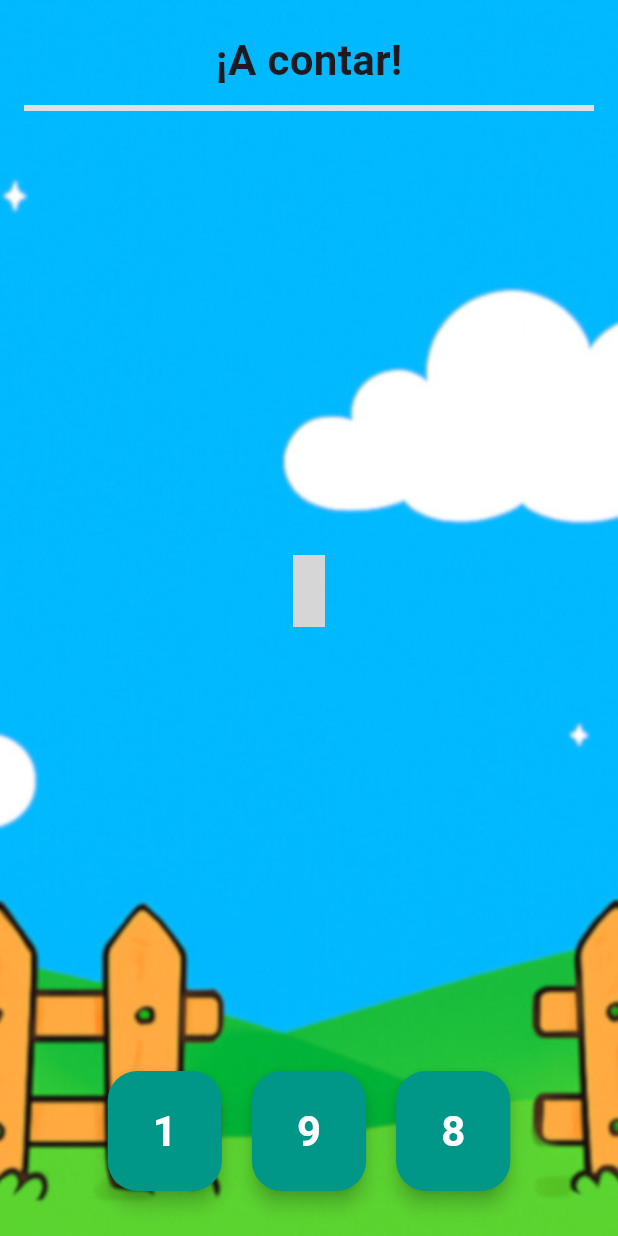
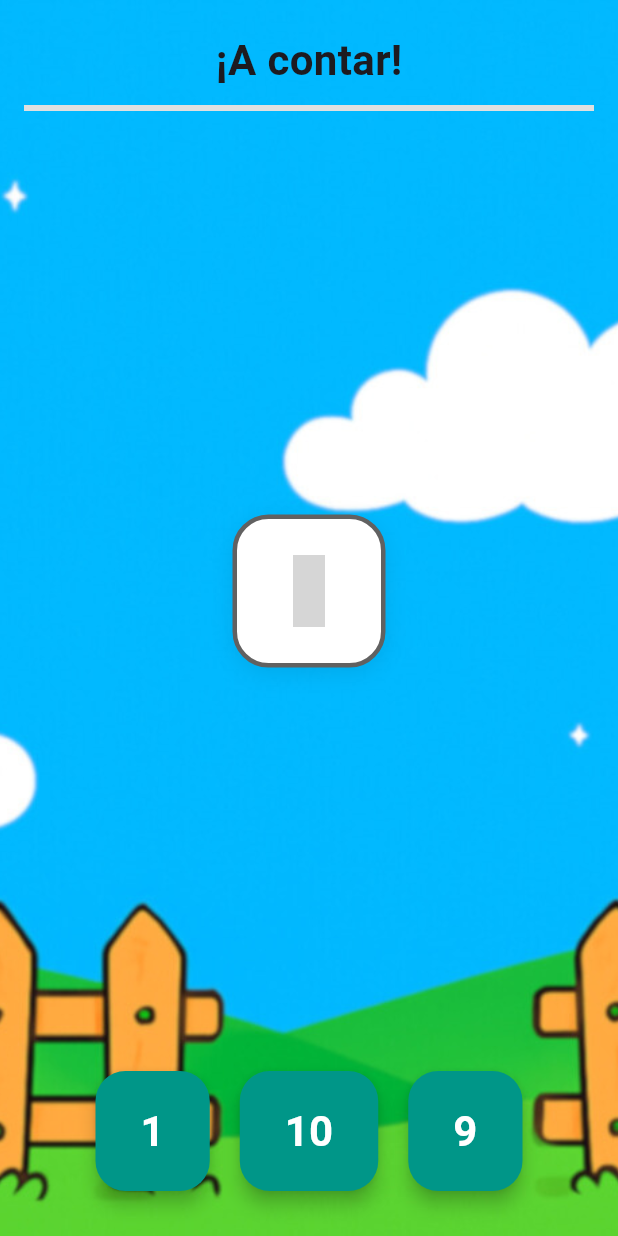
Before and after one commit to srYisu/rena_zelda_bocchi, a Flutter app: the screen it shows once a user with an empty profile is signed in, after a tap on "Contar", on a phone screen of 412 x 824 dp. Run offline on Flutter 3.47's test engine with Material 3 defaults, Android fonts, the phone set to English and light mode, and no system bars; our stand-ins replace audioplayers, google_sign_in, material_design_icons_flutter, rive, supabase_flutter; accounts and stored records are empty; grey boxes are pictures that could not be loaded.

Commit message:
juego contar, animales de granja only

```diff
--- a/lib/src/Juegocontar/juego_contar.dart
+++ b/lib/src/Juegocontar/juego_contar.dart
@@ -2,6 +2,7 @@ import 'dart:math';
 import 'package:flutter/material.dart';
 import 'package:material_design_icons_flutter/material_design_icons_flutter.dart';
 import 'package:rena_zelda_bocchi/src/memorama/juegoTerminado.dart';
+import 'package:material_design_icons_flutter/material_design_icons_flutter.dart';
 
 void main() {
   runApp(MaterialApp(home: ContarJuego(), debugShowCheckedModeBanner: false));
@@ -11,8 +12,17 @@ class ContarJuego extends StatefulWidget {
   @override
   State<ContarJuego> createState() => _ContarJuegoState();
 }
+final List<Icon> iconosDisponibles = [
+  Icon(MdiIcons.sheep, color: Colors.blueGrey),
+  Icon(MdiIcons.cow, color: Colors.brown),
+  Icon(MdiIcons.horse, color: Colors.blue),
+  Icon(MdiIcons.duck, color: Colors.yellow),
+  Icon(MdiIcons.pig, color: Colors.pinkAccent),
+  Icon(MdiIcons.rabbitVariant, color: Colors.deepOrange),
+];
 
 class _ContarJuegoState extends State<ContarJuego> {
+  late Icon iconoActual;
   int cantidad = 0;
   late List<int> opciones;
   int rondaActual = 0;
@@ -32,6 +42,8 @@ class _ContarJuegoState extends State<ContarJuego> {
   void generarNuevaRonda() {
     final random = Random();
     cantidad = random.nextInt(maxCantidad) + 1;
+
+    iconoActual = iconosDisponibles[random.nextInt(iconosDisponibles.length)];
 
     opciones = [cantidad];
     while (opciones.length < 3) {
@@ -130,7 +142,28 @@ class _ContarJuegoState extends State<ContarJuego> {
                   ),
                   const SizedBox(height: 20),
 Expanded(
+  child: Center(
+    child: AnimatedContainer(
+      duration: const Duration(milliseconds: 400),
+      curve: Curves.easeInOut,
+      decoration: BoxDecoration(
+        color: Colors.white.withOpacity(1),
+        borderRadius: BorderRadius.circular(24),
+        border: Border.all(
+          color: Colors.grey[700]!,
+          width: 3,
+        ),
+        boxShadow: [
+          BoxShadow(
+            color: Colors.black.withOpacity(0.08),
+            blurRadius: 12,
+            offset: const Offset(0, 4),
+          ),
+        ],
+      ),
+      padding: const EdgeInsets.symmetric(horizontal: 24, vertical: 24),
       child: Column(
+        mainAxisSize: MainAxisSize.min,
         mainAxisAlignment: MainAxisAlignment.center,
         children: [
           Wrap(
@@ -140,9 +173,9 @@ class _ContarJuegoState extends State<ContarJuego> {
             children: List.generate(
               primeraFila,
               (index) => Icon(
-                              MdiIcons.sheep,
+                iconoActual.icon,
                 size: 48,
-                              color: Colors.black,
+                color: iconoActual.color,
               ),
             ),
           ),
@@ -155,13 +188,15 @@ class _ContarJuegoState extends State<ContarJuego> {
               children: List.generate(
                 segundaFila,
                 (index) => Icon(
-                                MdiIcons.sheep,
+                  iconoActual.icon,
                   size: 48,
-                                color: Colors.black,
+                  color: iconoActual.color,
                 ),
               ),
             ),
         ],
+      ),
+    ),
   ),
 ),
                   const SizedBox(height: 20), // Espacio entre íconos y botones
```
Lines whose indentation alone changed are shown as unchanged.
